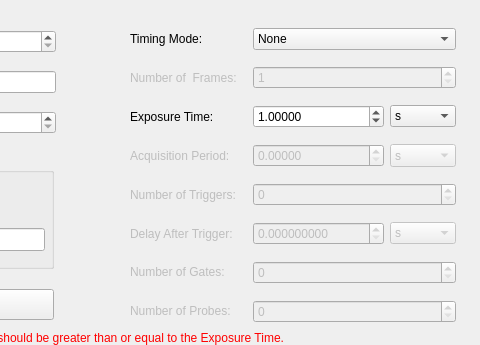
Qt form slsDetectorGui/forms/form_tab_measurement.ui (slsdetectorgroup/slsDetectorPackage) before a commit; both pictures show x 295 to 775 and y 0 to 345 of the 775 by 345 pixel window.
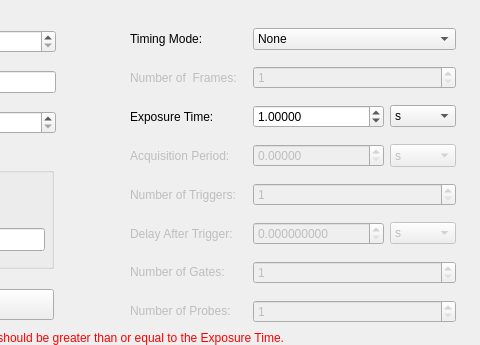
The same form after that commit.

```diff
--- a/slsDetectorGui/forms/form_tab_measurement.ui
+++ b/slsDetectorGui/forms/form_tab_measurement.ui
@@ -221,13 +221,13 @@
         <string/>
        </property>
        <property name="minimum">
-        <number>0</number>
+        <number>1</number>
        </property>
        <property name="maximum">
         <number>2000000000</number>
        </property>
        <property name="value">
-        <number>0</number>
+        <number>1</number>
        </property>
       </widget>
      </item>
@@ -363,13 +363,13 @@
         <string/>
        </property>
        <property name="minimum">
-        <number>0</number>
+        <number>1</number>
        </property>
        <property name="maximum">
         <number>2000000000</number>
        </property>
        <property name="value">
-        <number>0</number>
+        <number>1</number>
        </property>
       </widget>
      </item>
@@ -417,13 +417,13 @@
         <string/>
        </property>
        <property name="minimum">
-        <number>0</number>
+        <number>1</number>
        </property>
        <property name="maximum">
         <number>2000000000</number>
        </property>
        <property name="value">
-        <number>0</number>
+        <number>1</number>
        </property>
       </widget>
      </item>
```
